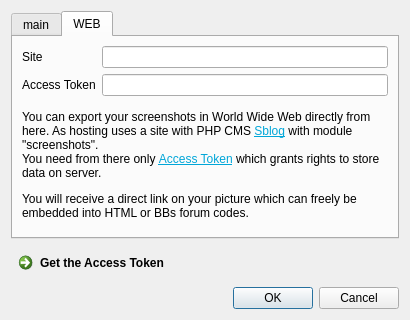
Old version of the form src/settingsdialog.ui in the repository sb0y/QScreenShotter.
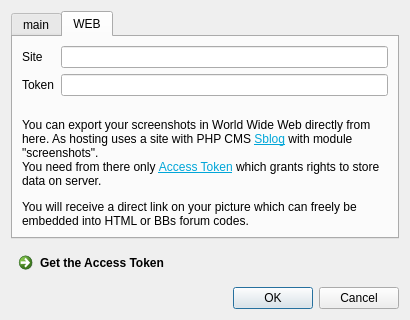
New version of the form. Custom widgets are drawn as their Qt base class.

Patch:
```diff
--- a/src/settingsdialog.ui
+++ b/src/settingsdialog.ui
@@ -32,9 +32,13 @@
         </attribute>
         <layout class="QGridLayout" name="gridLayout_4">
          <item row="0" column="0">
-          <layout class="QGridLayout" name="gridLayout_3">
-           <item row="1" column="1">
-            <widget class="QLineEditFocus" name="lineToken"/>
+          <layout class="QFormLayout" name="formLayout">
+           <item row="0" column="0">
+            <widget class="QLabel" name="label_2">
+             <property name="text">
+              <string>Site</string>
+             </property>
+            </widget>
            </item>
            <item row="0" column="1">
             <widget class="QLineEdit" name="lineSite">
@@ -43,26 +47,13 @@
              </property>
             </widget>
            </item>
+           <item row="1" column="1">
+            <widget class="QLineEditFocus" name="lineToken"/>
+           </item>
            <item row="1" column="0">
             <widget class="QLabel" name="label">
-             <property name="sizePolicy">
-              <sizepolicy hsizetype="Preferred" vsizetype="Maximum">
-               <horstretch>0</horstretch>
-               <verstretch>0</verstretch>
-              </sizepolicy>
-             </property>
              <property name="text">
-              <string>Access Token</string>
-             </property>
-             <property name="alignment">
-              <set>Qt::AlignBottom|Qt::AlignLeading|Qt::AlignLeft</set>
-             </property>
-            </widget>
-           </item>
-           <item row="0" column="0">
-            <widget class="QLabel" name="label_2">
-             <property name="text">
-              <string>Site</string>
+              <string>Token</string>
              </property>
             </widget>
            </item>
```
